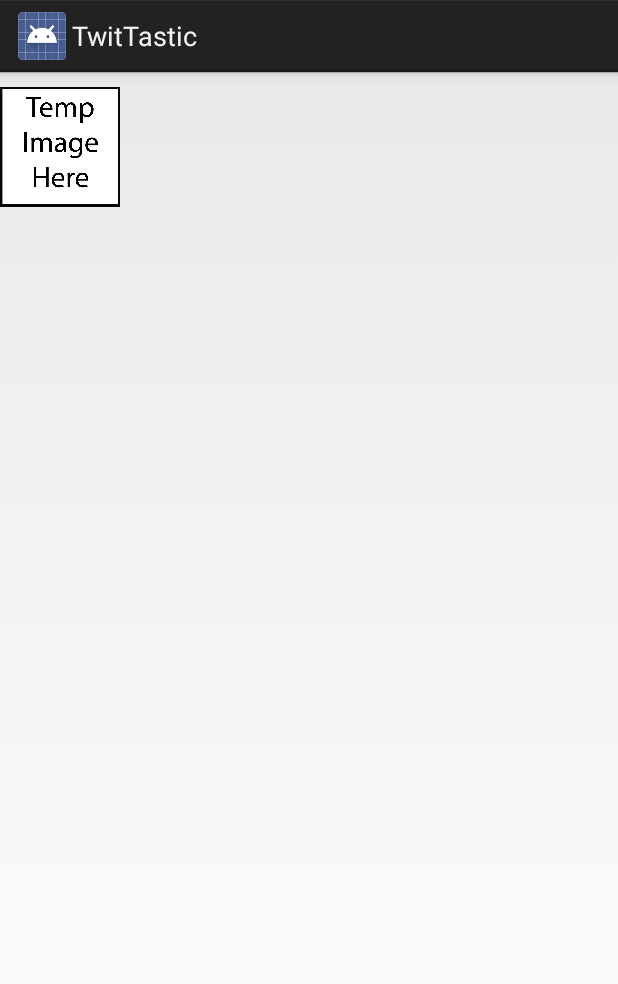
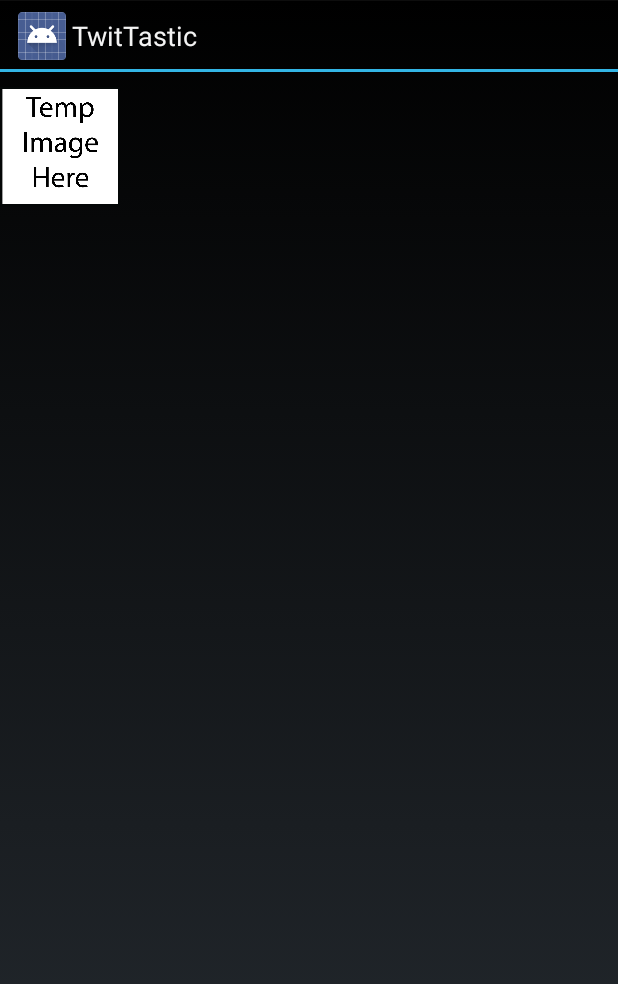
Before and after one commit to grindnmosh/WarrenRobert_Java1_1405_w1, an Android app: the layout item_cell.xml on its own in the app's theme, with its tools: preview values and no code run, on a phone screen of 412 x 824 dp. Shown: the top 984 px of the screen. Run offline under Robolectric (Android 15) with nearby library versions, the phone set to English and light mode, and no system bars; plain views replace SmartImageView.

Commit message:
styled and themed

```diff
--- a/Week 4/J1Demo/J1Demo/src/main/AndroidManifest.xml
+++ b/Week 4/J1Demo/J1Demo/src/main/AndroidManifest.xml
@@ -9,7 +9,7 @@
         android:allowBackup="true"
         android:icon="@drawable/ic_launcher"
         android:label="@string/app_name"
-        android:theme="@style/AppTheme" >
+        android:theme="@android:style/Theme.Holo" >
         <activity
             android:name="com.grinddesign.Java1.j1demo.j1demo.MainActivity"
             android:label="@string/app_name" >
--- a/Week 4/J1Demo/J1Demo/src/main/res/layout/activity_main.xml
+++ b/Week 4/J1Demo/J1Demo/src/main/res/layout/activity_main.xml
@@ -15,6 +15,7 @@ Term 1405
 
     <!-- create 1st required adapter -->
     <Spinner
+        style="@style/TextAppearance.AppCompat.Widget.Base.DropDownItem"
         android:layout_width="match_parent"
         android:layout_height="wrap_content"
         android:id="@+id/choices"/>
--- a/Week 4/J1Demo/J1Demo/src/main/res/layout/item_cell.xml
+++ b/Week 4/J1Demo/J1Demo/src/main/res/layout/item_cell.xml
@@ -23,6 +23,7 @@ Term 1405-->
 
     <!-- define the text view layout where the feed post will appear -->
     <TextView
+        style="@style/TextAppearance.AppCompat.Light.Base.SearchResult.Subtitle"
         android:layout_width="wrap_content"
         android:layout_height="wrap_content"
         android:textAppearance="?android:attr/textAppearanceSmall"
@@ -30,7 +31,8 @@ Term 1405-->
         android:layout_marginTop="10dp"
         android:id="@+id/post"
         android:layout_toRightOf="@+id/my_image"
-        android:fontFamily="Times New Roman Bold"/>
+        android:fontFamily="Times New Roman"
+        android:textStyle="bold"/>
 
     <!-- define the text view layout where the date will appear -->
 </RelativeLayout>
--- a/Week 4/J1Demo/J1Demo/src/main/res/layout/item_fcell.xml
+++ b/Week 4/J1Demo/J1Demo/src/main/res/layout/item_fcell.xml
@@ -26,6 +26,7 @@ Term 1405
 
     <!-- define the Text view layout where the name will appear-->
     <TextView
+        style="@style/TextAppearance.AppCompat.Base.SearchResult.Title"
         android:layout_width="wrap_content"
         android:layout_height="wrap_content"
         android:textAppearance="?android:attr/textAppearanceLarge"
```
